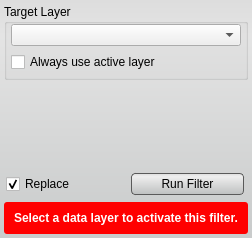
The window that src/Interface/ToolInterface/HistogramEqualizationFilterInterface.ui (jessdtate/Seg3D) describes before a commit, drawn with Qt 5.
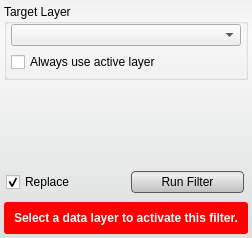
The same window after the commit. Custom widgets are drawn as their Qt base class.

Patch:
```diff
--- a/src/Interface/ToolInterface/HistogramEqualizationFilterInterface.ui
+++ b/src/Interface/ToolInterface/HistogramEqualizationFilterInterface.ui
@@ -16,7 +16,7 @@
   <property name="styleSheet">
    <string notr="true">QWidget#HistogramEqualizationFilterInterface{
 	border-radius: 3px;
-	background-color: qlineargradient(spread:pad, x1:0.5, y1:0, x2:0.5, y2:0.960227, stop:0 rgba(221, 221, 221, 255), stop:0.155779 rgba(228, 228, 228, 255), stop:1 rgba(202, 204, 204, 255));      
+	background-color: qlineargradient(spread:pad, x1:0.5, y1:0, x2:0.5, y2:0.960227, stop:0 rgba(241, 241, 241, 255), stop:0.155779 rgba(250, 250, 250, 255), stop:1 rgba(222, 224, 224, 255));       
 }
 QPushButton{
 	background-color: qlineargradient(spread:pad, x1:0.5, y1:0, x2:0.5, y2:0.960227, stop:0 rgba(221, 221, 221, 255), stop:0.155779 rgba(238, 238, 238, 255), stop:1 rgba(192, 194, 194, 255));
@@ -41,7 +41,7 @@
   </property>
   <layout class="QVBoxLayout" name="verticalLayout">
    <property name="spacing">
-    <number>2</number>
+    <number>4</number>
    </property>
    <property name="margin">
     <number>4</number>
```
